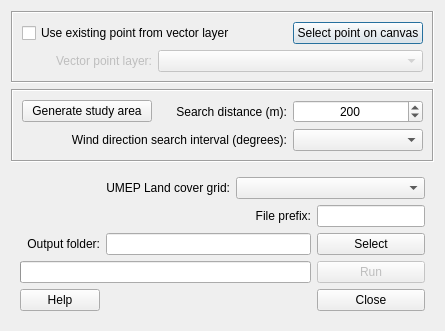
Old version of the form LandCoverFractionPoint/landcover_fraction_point_dialog_base.ui in the repository UMEP-dev/UMEP.
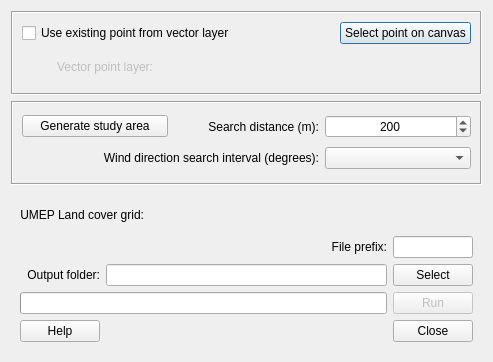
New version of the form.

What changed in the file:
```diff
--- a/LandCoverFractionPoint/landcover_fraction_point_dialog_base.ui
+++ b/LandCoverFractionPoint/landcover_fraction_point_dialog_base.ui
@@ -6,8 +6,8 @@
    <rect>
     <x>0</x>
     <y>0</y>
-    <width>445</width>
-    <height>329</height>
+    <width>465</width>
+    <height>362</height>
    </rect>
   </property>
   <property name="cursor">
@@ -26,17 +26,7 @@
       <enum>QFrame::Sunken</enum>
      </property>
      <layout class="QGridLayout" name="gridLayout">
-      <item row="0" column="0" colspan="2">
-       <widget class="QCheckBox" name="checkBoxVectorLayer">
-        <property name="layoutDirection">
-         <enum>Qt::LeftToRight</enum>
-        </property>
-        <property name="text">
-         <string>Use existing point from vector layer</string>
-        </property>
-       </widget>
-      </item>
-      <item row="0" column="2">
+      <item row="0" column="3">
        <widget class="QPushButton" name="selectpoint">
         <property name="contextMenuPolicy">
          <enum>Qt::DefaultContextMenu</enum>
@@ -52,7 +42,17 @@
         </property>
        </widget>
       </item>
-      <item row="1" column="0">
+      <item row="0" column="0" colspan="2">
+       <widget class="QCheckBox" name="checkBoxVectorLayer">
+        <property name="layoutDirection">
+         <enum>Qt::LeftToRight</enum>
+        </property>
+        <property name="text">
+         <string>Use existing point from vector layer</string>
+        </property>
+       </widget>
+      </item>
+      <item row="3" column="0">
        <widget class="QLabel" name="label_6">
         <property name="enabled">
          <bool>false</bool>
@@ -68,18 +68,21 @@
         </property>
        </widget>
       </item>
-      <item row="1" column="1" colspan="2">
-       <widget class="QComboBox" name="comboBox_Point">
+      <item row="3" column="1">
+       <widget class="QWidget" name="widgetPointLayer" native="true">
         <property name="enabled">
          <bool>false</bool>
         </property>
-        <property name="toolTip">
-         <string>&lt;!DOCTYPE HTML PUBLIC &quot;-//W3C//DTD HTML 4.0//EN&quot; &quot;http://www.w3.org/TR/REC-html40/strict.dtd&quot;&gt;
-&lt;html&gt;&lt;head&gt;&lt;meta name=&quot;qrichtext&quot; content=&quot;1&quot; /&gt;&lt;style type=&quot;text/css&quot;&gt;
-p, li { white-space: pre-wrap; }
-&lt;/style&gt;&lt;/head&gt;&lt;body style=&quot; font-family:'MS Shell Dlg 2'; font-size:8.25pt; font-weight:400; font-style:normal;&quot;&gt;
-&lt;p style=&quot; margin-top:0px; margin-bottom:0px; margin-left:0px; margin-right:0px; -qt-block-indent:0; text-indent:0px;&quot;&gt;&lt;span style=&quot; font-size:8pt;&quot;&gt;This Polygon layer could include one single or mutiple squares &lt;/span&gt;&lt;/p&gt;&lt;/body&gt;&lt;/html&gt;</string>
+        <property name="minimumSize">
+         <size>
+          <width>175</width>
+          <height>30</height>
+         </size>
         </property>
+        <property name="layoutDirection">
+         <enum>Qt::LeftToRight</enum>
+        </property>
+        <layout class="QGridLayout" name="gridLayout_7"/>
        </widget>
       </item>
      </layout>
@@ -167,48 +170,8 @@
      <property name="frameShadow">
       <enum>QFrame::Raised</enum>
      </property>
-     <layout class="QGridLayout" name="gridLayout_3">
-      <item row="0" column="2" colspan="2">
-       <widget class="QComboBox" name="comboBox_lcgrid">
-        <property name="toolTip">
-         <string>A integer raster land cover grid consisting of the various land cover. See help for more information.</string>
-        </property>
-       </widget>
-      </item>
-      <item row="1" column="2">
-       <widget class="QLabel" name="label_9">
-        <property name="text">
-         <string>File prefix:</string>
-        </property>
-        <property name="alignment">
-         <set>Qt::AlignRight|Qt::AlignTrailing|Qt::AlignVCenter</set>
-        </property>
-       </widget>
-      </item>
-      <item row="1" column="3">
-       <widget class="QLineEdit" name="textOutput_prefix"/>
-      </item>
-      <item row="2" column="0">
-       <widget class="QLabel" name="label_5">
-        <property name="text">
-         <string>Output folder:</string>
-        </property>
-        <property name="alignment">
-         <set>Qt::AlignRight|Qt::AlignTrailing|Qt::AlignVCenter</set>
-        </property>
-       </widget>
-      </item>
-      <item row="2" column="1" colspan="2">
-       <widget class="QLineEdit" name="textOutput"/>
-      </item>
-      <item row="2" column="3">
-       <widget class="QPushButton" name="pushButtonSave">
-        <property name="text">
-         <string>Select</string>
-        </property>
-       </widget>
-      </item>
-      <item row="3" column="0" colspan="3">
+     <layout class="QGridLayout" name="gridLayout_4">
+      <item row="3" column="0" colspan="4">
        <widget class="QProgressBar" name="progressBar">
         <property name="value">
          <number>0</number>
@@ -221,24 +184,7 @@
         </property>
        </widget>
       </item>
-      <item row="3" column="3">
-       <widget class="QPushButton" name="runButton">
-        <property name="enabled">
-         <bool>false</bool>
-        </property>
-        <property name="text">
-         <string>Run</string>
-        </property>
-       </widget>
-      </item>
-      <item row="4" column="0">
-       <widget class="QPushButton" name="helpButton">
-        <property name="text">
-         <string>Help</string>
-        </property>
-       </widget>
-      </item>
-      <item row="4" column="3">
+      <item row="4" column="4">
        <widget class="QPushButton" name="closeButton">
         <property name="enabled">
          <bool>true</bool>
@@ -248,7 +194,30 @@
         </property>
        </widget>
       </item>
-      <item row="4" column="2">
+      <item row="2" column="1" colspan="3">
+       <widget class="QLineEdit" name="textOutput"/>
+      </item>
+      <item row="2" column="0">
+       <widget class="QLabel" name="label_5">
+        <property name="text">
+         <string>Output folder:</string>
+        </property>
+        <property name="alignment">
+         <set>Qt::AlignRight|Qt::AlignTrailing|Qt::AlignVCenter</set>
+        </property>
+       </widget>
+      </item>
+      <item row="3" column="4">
+       <widget class="QPushButton" name="runButton">
+        <property name="enabled">
+         <bool>false</bool>
+        </property>
+        <property name="text">
+         <string>Run</string>
+        </property>
+       </widget>
+      </item>
+      <item row="4" column="3">
        <spacer name="horizontalSpacer">
         <property name="orientation">
          <enum>Qt::Horizontal</enum>
@@ -261,7 +230,48 @@
         </property>
        </spacer>
       </item>
-      <item row="0" column="1">
+      <item row="1" column="3">
+       <widget class="QLabel" name="label_9">
+        <property name="text">
+         <string>File prefix:</string>
+        </property>
+        <property name="alignment">
+         <set>Qt::AlignRight|Qt::AlignTrailing|Qt::AlignVCenter</set>
+        </property>
+       </widget>
+      </item>
+      <item row="1" column="4">
+       <widget class="QLineEdit" name="textOutput_prefix"/>
+      </item>
+      <item row="4" column="0">
+       <widget class="QPushButton" name="helpButton">
+        <property name="text">
+         <string>Help</string>
+        </property>
+       </widget>
+      </item>
+      <item row="2" column="4">
+       <widget class="QPushButton" name="pushButtonSave">
+        <property name="text">
+         <string>Select</string>
+        </property>
+       </widget>
+      </item>
+      <item row="0" column="2">
+       <widget class="QWidget" name="widget_lcgrid" native="true">
+        <property name="minimumSize">
+         <size>
+          <width>175</width>
+          <height>30</height>
+         </size>
+        </property>
+        <property name="layoutDirection">
+         <enum>Qt::LeftToRight</enum>
+        </property>
+        <layout class="QGridLayout" name="gridLayout_3"/>
+       </widget>
+      </item>
+      <item row="0" column="0" colspan="2">
        <widget class="QLabel" name="label_2">
         <property name="text">
          <string>UMEP Land cover grid:</string>
```
Left out of the diff: 46 changed lines with no effect on the pictures.
